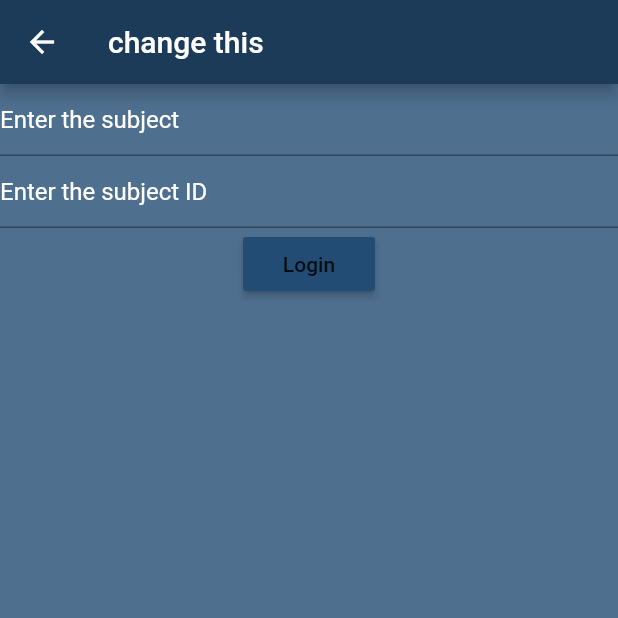
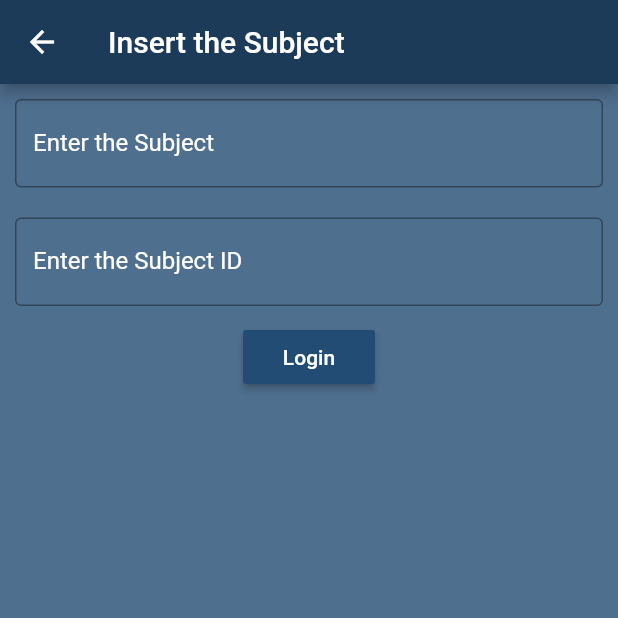
Before and after one commit to 42ip/student-db, a Flutter app: the subjectInsert screen opened by its route, on a phone screen of 412 x 824 dp, the top half of it. Run offline on Flutter 3.47's test engine with Material 2 defaults, Android fonts, the phone set to English and light mode, and no system bars; our stand-ins replace data_connection_checker, delayed_display, flutter_spinkit, hexcolor, validators; network calls fail.

Commit message:
input bar modified and padding added

```diff
--- a/lib/pages/home.dart
+++ b/lib/pages/home.dart
@@ -21,6 +21,7 @@ class _HomeState extends State<Home> {
         child: Center(
           child: Column(
             mainAxisAlignment: MainAxisAlignment.center,
+            crossAxisAlignment: CrossAxisAlignment.center,
             children: [
               Padding(
                 padding: const EdgeInsets.all(8.0),
--- a/lib/pages/queryPages/insert/subjectInsert.dart
+++ b/lib/pages/queryPages/insert/subjectInsert.dart
@@ -19,36 +19,44 @@ class _subjectInsertState extends State<subjectInsert> {
       backgroundColor: Hexcolor('#4F6F8F'),
       appBar: AppBar(
         backgroundColor: Hexcolor('#1B3B59'),
-        title: Text('change this'),
+        title: Text('Insert the Subject'),
       ),
       body: Builder(
         builder: (context) => Column(
           children: [
-            TextFormField(
+            Padding(
+              padding: const EdgeInsets.all(10.0),
+              child: TextFormField(
                 style: TextStyle(color: Colors.white),
                 cursorColor: Colors.white,
                 controller: _subjectController,
                 decoration: const InputDecoration(
-                hintText: 'Enter the subject',
-                hintStyle: TextStyle(color: Colors.white),
+                  border: OutlineInputBorder(),
+                  labelText: 'Enter the Subject',
+                  labelStyle: TextStyle(color: Colors.white),
                 ),
                 validator: (value) {
                   if (isAlpha(value)) return "true";
                   return "false";
                 },
               ),
-            TextFormField(
+            ),
+            Padding(
+              padding: const EdgeInsets.all(10.0),
+              child: TextFormField(
                 style: TextStyle(color: Colors.white),
                 cursorColor: Colors.white,
                 controller: _subjectIDController,
                 decoration: const InputDecoration(
-                hintText: 'Enter the subject ID',
-                hintStyle: TextStyle(color: Colors.white),
+                  border: OutlineInputBorder(),
+                  labelText: 'Enter the Subject ID',
+                  labelStyle: TextStyle(color: Colors.white),
                 ),
                 validator: (value) {
                   if (isAlphanumeric(value)) return "true";
                   return "false";
                 },
+              ),
             ),
             RaisedButton(
               color: Hexcolor('#224C73'),
@@ -66,7 +74,13 @@ class _subjectInsertState extends State<subjectInsert> {
                 );
                 Scaffold.of(context).showSnackBar(snackbar);
               },
-              child: Text('Login'),
+              child: Text(
+                  'Login',
+              textAlign: TextAlign.center,
+              style: TextStyle(
+                color: Colors.white,
+              ),
+              ),
             ),
           ],
         ),
```
Also changed, not shown: lib/pages/queryPages/insert/branchInsert.dart (+17 -7 lines), pubspec.lock, 3 other files. Lines whose indentation alone changed are shown as unchanged.
